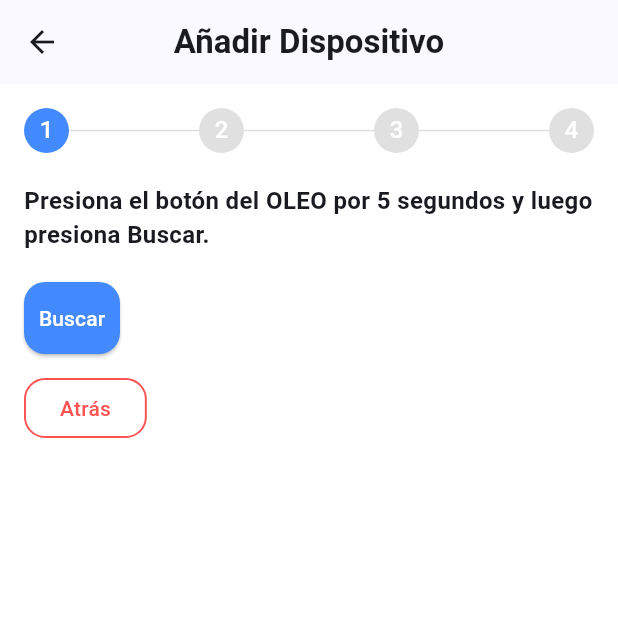
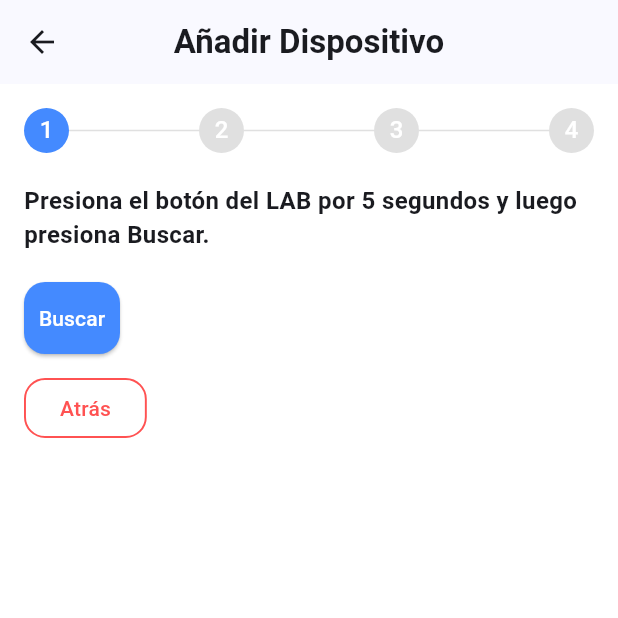
Before and after one commit to gregoklabs-lang/lab_personal_app, a Flutter app: the AddDevicePage screen opened by its route, on a phone screen of 412 x 824 dp, the top half of it. Run offline on Flutter 3.47's test engine with Material 3 defaults, Android fonts, the phone set to English and light mode, and no system bars; our stand-ins replace flutter_blue_plus, flutter_dotenv, location, logger, permission_handler, supabase_flutter; missing offline and left inert: wifi_scan; accounts and stored records are empty.

Commit message:
first commit 3

```diff
--- a/lib/features/devices/add_device_page.dart
+++ b/lib/features/devices/add_device_page.dart
@@ -99,7 +99,7 @@ class _AddDevicePageState extends State<AddDevicePage> {
       if (_scanResults.isEmpty) {
         ScaffoldMessenger.of(context).showSnackBar(
           const SnackBar(
-            content: Text('No se detectaron dispositivos OLEO cercanos.'),
+            content: Text('No se detectaron dispositivos LAB cercanos.'),
           ),
         );
       } else {
@@ -401,7 +401,7 @@ class _AddDevicePageState extends State<AddDevicePage> {
     crossAxisAlignment: CrossAxisAlignment.start,
     children: [
       const Text(
-        'Presiona el botón del OLEO por 5 segundos y luego presiona Buscar.',
+        'Presiona el botón del LAB por 5 segundos y luego presiona Buscar.',
         style: TextStyle(fontSize: 16, fontWeight: FontWeight.w600),
       ),
       const SizedBox(height: 20),
@@ -427,13 +427,13 @@ class _AddDevicePageState extends State<AddDevicePage> {
     crossAxisAlignment: CrossAxisAlignment.start,
     children: [
       const Text(
-        'Selecciona tu dispositivo OLEO detectado:',
+        'Selecciona tu dispositivo LAB detectado:',
         style: TextStyle(fontWeight: FontWeight.w600),
       ),
       const SizedBox(height: 12),
       if (_scanResults.isEmpty)
         const Text(
-          'No se encontraron dispositivos OLEO. Inicia una nueva búsqueda desde el paso anterior.',
+          'No se encontraron dispositivos LAB. Inicia una nueva búsqueda desde el paso anterior.',
         )
       else
         ..._scanResults.asMap().entries.map((entry) {
@@ -547,7 +547,7 @@ class _AddDevicePageState extends State<AddDevicePage> {
             border: Border.all(color: Colors.blueGrey.shade100),
           ),
           child: Text(
-            'Estado OLEO: $_bleStatus',
+            'Estado LAB: $_bleStatus',
             style: const TextStyle(fontSize: 14),
           ),
         ),
@@ -610,7 +610,7 @@ class _AddDevicePageState extends State<AddDevicePage> {
                   ScaffoldMessenger.of(context).showSnackBar(
                     const SnackBar(
                       content: Text(
-                        'Credenciales enviadas. Esperando confirmación del OLEO...',
+                        'Credenciales enviadas. Esperando confirmación del LAB...',
                       ),
                     ),
                   );
--- a/lib/features/devices/services/ble_service.dart
+++ b/lib/features/devices/services/ble_service.dart
@@ -36,7 +36,7 @@ class BleService {
     if (message.isEmpty) return;
     _lastStatusMessage = message;
     _statusController.add(message);
-    _log.i('Estado OLEO: $message');
+    _log.i('Estado LAB: $message');
   }
 
   bool _uuidEquals(Guid uuid, String target) =>
@@ -61,7 +61,7 @@ class BleService {
 
     if (targetCharacteristic == null) {
       throw Exception(
-        'El dispositivo OLEO no expone la característica de provisión esperada.',
+        'El dispositivo LAB no expone la característica de provisión esperada.',
       );
     }
 
@@ -253,7 +253,7 @@ class BleService {
             withoutResponse: useWithoutResponse,
           );
           _log.i(
-            'Credenciales Wi-Fi enviadas al OLEO (formato ${payload.label}, intento ${attempt + 1}).',
+            'Credenciales Wi-Fi enviadas al LAB (formato ${payload.label}, intento ${attempt + 1}).',
           );
           return;
         } on FlutterBluePlusException catch (e) {
@@ -264,7 +264,7 @@ class BleService {
               errorText.contains('GATT_ERROR');
 
           if (!isGatt133) {
-            _log.e('Error al enviar credenciales al OLEO', error: e);
+            _log.e('Error al enviar credenciales al LAB', error: e);
             throw Exception(
               'El dispositivo BLE rechazó las credenciales (${e.toString()}).',
             );
@@ -347,7 +347,7 @@ class BleService {
     return state == BluetoothAdapterState.on;
   }
 
-  /// Escanea dispositivos cuyo nombre (o advName) contenga "OLEO".
+  /// Escanea dispositivos cuyo nombre (o advName) contenga "LAB".
   /// Devuelve la lista (únicos por remoteId) ordenada por RSSI desc.
   Future<List<ScanResult>> scanOleo({
     Duration timeout = const Duration(seconds: 6),
@@ -378,7 +378,7 @@ class BleService {
                 .trim();
         final upperName = name.toUpperCase();
 
-        if (upperName.contains('OLEO') || upperName.contains('ESP32')) {
+        if (upperName.contains('LAB') || upperName.contains('ESP32')) {
           if (!byId.containsKey(id) || r.rssi > (byId[id]?.rssi ?? -999)) {
             byId[id] = r;
             changed = true;
@@ -479,7 +479,7 @@ class BleService {
     return (p.isNotEmpty ? p : a).isEmpty
         ? 'Desconocido'
         : (p.isNotEmpty ? p : a);
-    // Ej.: "OLEO Sensor"
+    // Ej.: "LAB Sensor"
   }
 
   /// Resetea estado (por si sales de la pantalla y quieres limpiar)
--- a/lib/features/devices/widgets/step1_search.dart
+++ b/lib/features/devices/widgets/step1_search.dart
@@ -18,7 +18,7 @@ class Step1Search extends StatelessWidget {
       crossAxisAlignment: CrossAxisAlignment.start,
       children: [
         const Text(
-          'Presiona el botón del OLEO por 5 segundos y luego presiona Buscar.',
+          'Presiona el botón del LAB por 5 segundos y luego presiona Buscar.',
           style: TextStyle(fontSize: 16, fontWeight: FontWeight.w600),
         ),
         const SizedBox(height: 20),
--- a/lib/features/devices/widgets/step2_select_device.dart
+++ b/lib/features/devices/widgets/step2_select_device.dart
@@ -23,13 +23,13 @@ class Step2SelectDevice extends StatelessWidget {
       crossAxisAlignment: CrossAxisAlignment.start,
       children: [
         const Text(
-          'Selecciona tu dispositivo OLEO detectado:',
+          'Selecciona tu dispositivo LAB detectado:',
           style: TextStyle(fontWeight: FontWeight.w600),
         ),
         const SizedBox(height: 12),
         if (scanResults.isEmpty)
           const Text(
-            'No se encontraron dispositivos OLEO. Inicia una nueva búsqueda desde el paso anterior.',
+            'No se encontraron dispositivos LAB. Inicia una nueva búsqueda desde el paso anterior.',
           )
         else
           ...scanResults.asMap().entries.map((entry) {
--- a/pubspec.yaml
+++ b/pubspec.yaml
@@ -1,5 +1,5 @@
-name: flutter_application_1
-description: "A new Flutter project."
+name: lab_personal
+description: "APP LAB para desarrollo personal/test/hobby"
 publish_to: 'none'
 
 version: 1.0.0+1
```
Also changed, not shown: 19 other files.
